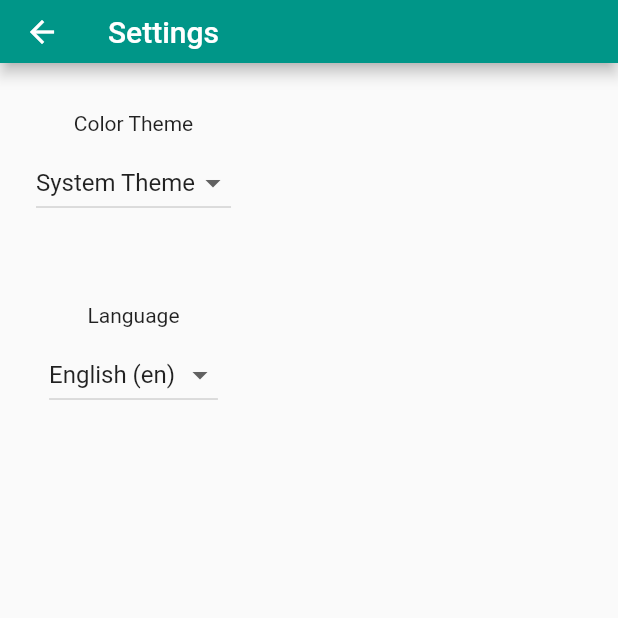
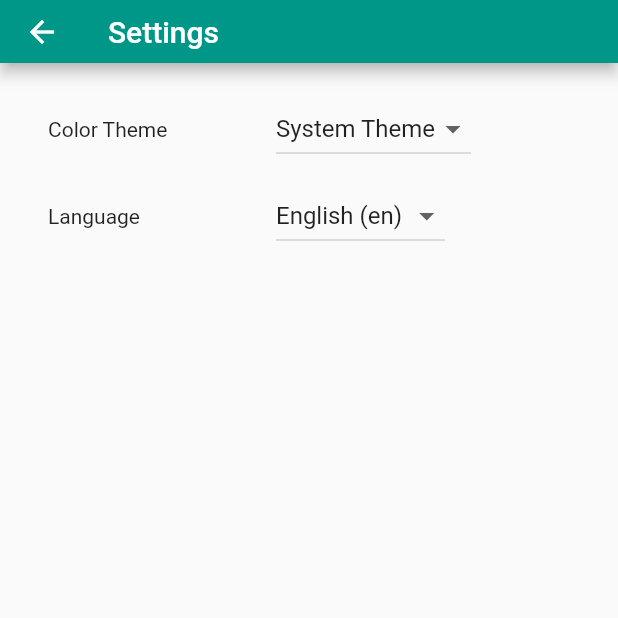
Before and after one commit to juancastillo0/task_voting, a Flutter app: the screen it shows after launch, after a tap on the "delete" icon, after a tap on the "settings" icon, on a phone screen of 412 x 824 dp, the top half of it. Run offline on Flutter 3.47's test engine with Material 2 defaults, Android fonts, the phone set to English and light mode, and no system bars; our stand-ins replace cross_file, flutter_mobx, hive, hive_flutter, mobx; missing offline and left inert: file_system_access; accounts and stored records are empty; generated files the repository leaves out were written again; statements that could not run were skipped.

Commit message:
small ui changes

```diff
--- a/lib/src/sample_feature/choices_form.dart
+++ b/lib/src/sample_feature/choices_form.dart
@@ -50,8 +50,8 @@ class ChoiceInfoForm extends StatelessObserverWidget {
           child: Padding(
             padding: const EdgeInsets.all(4.0),
             child: isExpanded
-                ? const Icon(Icons.arrow_drop_up_outlined)
-                : const Icon(Icons.arrow_drop_down_outlined),
+                ? const Icon(Icons.keyboard_arrow_up)
+                : const Icon(Icons.keyboard_arrow_down),
           ),
         ),
       ],
@@ -89,13 +89,11 @@ class ChoiceInfoForm extends StatelessObserverWidget {
                     onPressed: choice.selectImages,
                   ),
                   const SizedBox(width: 10),
-                  InkWell(
+                  RoundedIconButton(
                     key: const Key('removeImages'),
-                    onTap: choice.removeImages,
-                    child: const Padding(
-                      padding: EdgeInsets.all(4.0),
-                      child: Icon(Icons.delete),
-                    ),
+                    onTap:
+                        choice.image.value != null ? choice.removeImages : null,
+                    icon: Icons.delete,
                   ),
                 ],
               ),
--- a/lib/src/settings/settings_view.dart
+++ b/lib/src/settings/settings_view.dart
@@ -16,6 +16,8 @@ class SettingsView extends StatelessWidget {
   @override
   Widget build(BuildContext context) {
     final loc = AppLocalizations.of(context)!;
+    const itemPadding = EdgeInsets.only(top: 10, left: 24, right: 24);
+    const titleWidth = 160.0;
 
     return Scaffold(
       appBar: AppBar(
@@ -23,17 +25,21 @@ class SettingsView extends StatelessWidget {
       ),
       body: Column(
         children: [
+          const SizedBox(height: 10),
           Padding(
-            padding: const EdgeInsets.all(24),
+            padding: itemPadding,
             // Glue the SettingsController to the theme selection DropdownButton.
             //
             // When a user selects a theme from the dropdown list, the
             // SettingsController is updated, which rebuilds the MaterialApp.
-            child: Column(
+            child: Row(
               children: [
-                Padding(
-                  padding: const EdgeInsets.all(8.0),
-                  child: Text(loc.settingsColorTheme),
+                SizedBox(
+                  width: titleWidth,
+                  child: Padding(
+                    padding: const EdgeInsets.all(8.0),
+                    child: Text(loc.settingsColorTheme),
+                  ),
                 ),
                 DropdownButton<ThemeMode>(
                   // Read the selected themeMode from the controller
@@ -59,12 +65,15 @@ class SettingsView extends StatelessWidget {
             ),
           ),
           Padding(
-            padding: const EdgeInsets.all(24),
-            child: Column(
+            padding: itemPadding,
+            child: Row(
               children: [
-                Padding(
-                  padding: const EdgeInsets.all(8.0),
-                  child: Text(loc.settingsLanguage),
+                SizedBox(
+                  width: titleWidth,
+                  child: Padding(
+                    padding: const EdgeInsets.all(8.0),
+                    child: Text(loc.settingsLanguage),
+                  ),
                 ),
                 DropdownButton<Locale>(
                   value: controller.locale,
```
Also changed, not shown: lib/src/sample_feature/choices_view.dart (+22 -6 lines), lib/src/util/constants.dart (added, +79 -0 lines).
